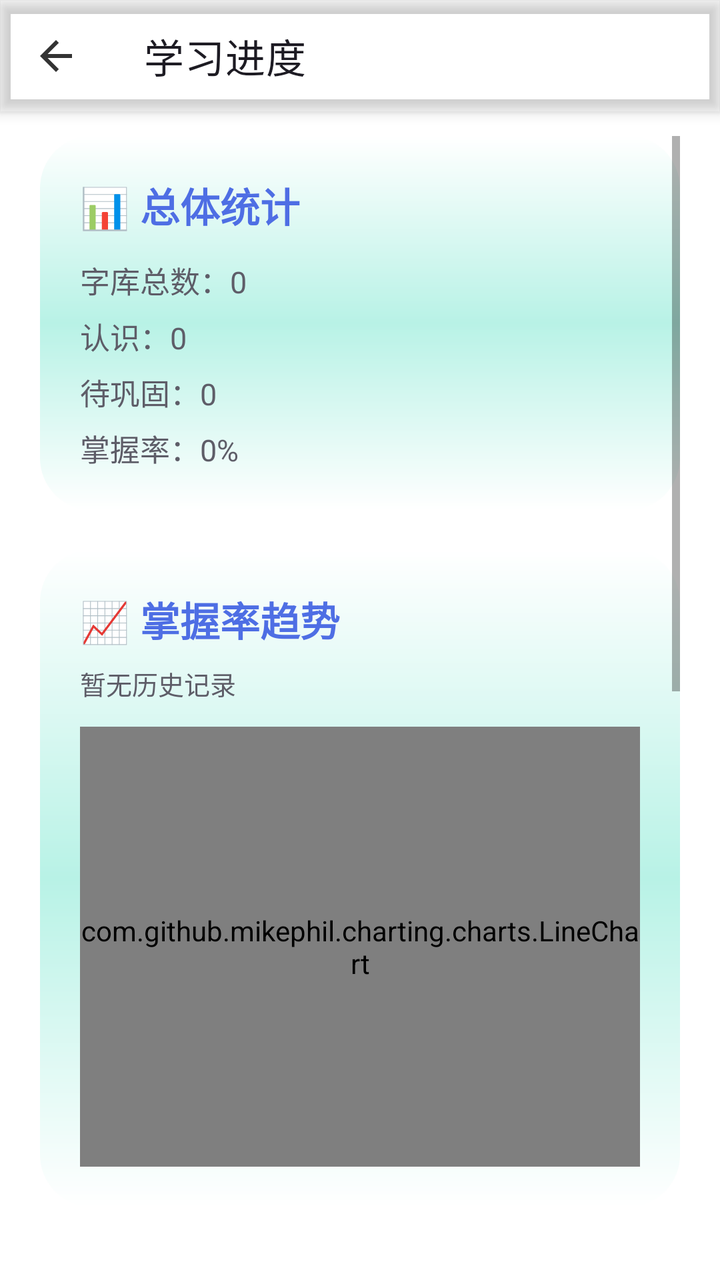
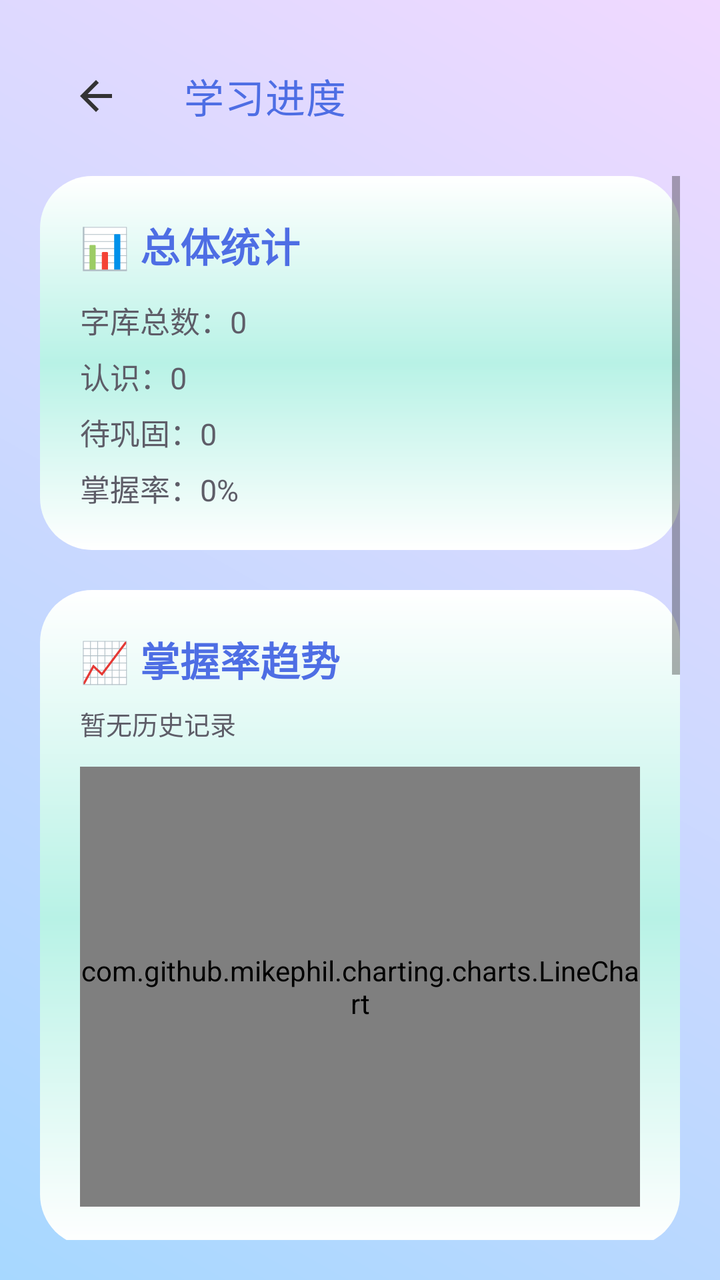

Screens rendered from an Android XML layout before and after an edit, with the pre-edit source and the edit as a unified diff.
<!-- AndroidManifest.xml: application theme Theme.StudyWord -->
<!-- res/layout/activity_progress.xml -->
<?xml version="1.0" encoding="utf-8"?>
<androidx.constraintlayout.widget.ConstraintLayout xmlns:android="http://schemas.android.com/apk/res/android"
    xmlns:app="http://schemas.android.com/apk/res-auto"
    xmlns:tools="http://schemas.android.com/tools"
    android:layout_width="match_parent"
    android:layout_height="match_parent"
    android:background="@color/white"
    tools:context=".ui.ProgressActivity">

    <com.google.android.material.appbar.MaterialToolbar
        android:id="@+id/topBar"
        android:layout_width="0dp"
        android:layout_height="wrap_content"
        android:backgroundTint="@color/white"
        android:elevation="4dp"
        app:layout_constraintEnd_toEndOf="parent"
        app:layout_constraintStart_toStartOf="parent"
        app:layout_constraintTop_toTopOf="parent"
        app:navigationContentDescription="@string/back"
        app:navigationIcon="@drawable/ic_arrow_back"
        app:title="学习进度"
        app:titleTextColor="@color/black" />

    <ScrollView
        android:id="@+id/progressScroll"
        android:layout_width="0dp"
        android:layout_height="0dp"
        android:fillViewport="true"
        android:paddingStart="20dp"
        android:paddingTop="12dp"
        android:paddingEnd="20dp"
        android:paddingBottom="20dp"
        app:layout_constraintBottom_toBottomOf="parent"
        app:layout_constraintEnd_toEndOf="parent"
        app:layout_constraintStart_toStartOf="parent"
        app:layout_constraintTop_toBottomOf="@id/topBar">

        <LinearLayout
            android:layout_width="match_parent"
            android:layout_height="wrap_content"
            android:orientation="vertical">

            <com.google.android.material.card.MaterialCardView
                android:layout_width="match_parent"
                android:layout_height="wrap_content"
                app:cardBackgroundColor="@android:color/transparent"
                app:cardCornerRadius="26dp"
                app:cardElevation="0dp">

                <LinearLayout
                    android:layout_width="match_parent"
                    android:layout_height="wrap_content"
                    android:background="@drawable/bg_card_playful"
                    android:orientation="vertical"
                    android:padding="20dp">

                    <TextView
                        android:layout_width="wrap_content"
                        android:layout_height="wrap_content"
                        android:text="📊 总体统计"
                        android:textColor="@color/deep_blue"
                        android:textSize="20sp"
                        android:textStyle="bold" />

                    <TextView
                        android:id="@+id/totalCountLabel"
                        android:layout_width="wrap_content"
                        android:layout_height="wrap_content"
                        android:layout_marginTop="12dp"
                        android:text="字库总数：0"
                        android:textColor="@color/gray_dark"
                        android:textSize="15sp" />

                    <TextView
                        android:id="@+id/knownCountLabel"
                        android:layout_width="wrap_content"
                        android:layout_height="wrap_content"
                        android:layout_marginTop="6dp"
                        android:text="认识：0"
                        android:textColor="@color/gray_dark"
                        android:textSize="15sp" />

                    <TextView
                        android:id="@+id/unknownCountLabel"
                        android:layout_width="wrap_content"
                        android:layout_height="wrap_content"
                        android:layout_marginTop="6dp"
                        android:text="待巩固：0"
                        android:textColor="@color/gray_dark"
                        android:textSize="15sp" />

                    <TextView
                        android:id="@+id/masteryRateLabel"
                        android:layout_width="wrap_content"
                        android:layout_height="wrap_content"
                        android:layout_marginTop="6dp"
                        android:text="掌握率：0%"
                        android:textColor="@color/gray_dark"
                        android:textSize="15sp" />
                </LinearLayout>
            </com.google.android.material.card.MaterialCardView>

            <com.google.android.material.card.MaterialCardView
                android:layout_width="match_parent"
                android:layout_height="wrap_content"
                android:layout_marginTop="20dp"
                app:cardBackgroundColor="@android:color/transparent"
                app:cardCornerRadius="26dp"
                app:cardElevation="0dp">

                <LinearLayout
                    android:layout_width="match_parent"
                    android:layout_height="wrap_content"
                    android:background="@drawable/bg_card_playful"
                    android:orientation="vertical"
                    android:padding="20dp">

                    <TextView
                        android:layout_width="wrap_content"
                        android:layout_height="wrap_content"
                        android:text="📈 掌握率趋势"
                        android:textColor="@color/deep_blue"
                        android:textSize="20sp"
                        android:textStyle="bold" />

                    <TextView
                        android:id="@+id/trendEmptyHint"
                        android:layout_width="wrap_content"
                        android:layout_height="wrap_content"
                        android:layout_marginTop="8dp"
                        android:text="暂无历史记录"
                        android:textColor="@color/gray_dark"
                        android:textSize="13sp" />

                    <com.github.mikephil.charting.charts.LineChart
                        android:id="@+id/progressLineChart"
                        android:layout_width="match_parent"
                        android:layout_height="220dp"
                        android:layout_marginTop="12dp" />
                </LinearLayout>
            </com.google.android.material.card.MaterialCardView>

            <com.google.android.material.card.MaterialCardView
                android:layout_width="match_parent"
                android:layout_height="wrap_content"
                android:layout_marginTop="16dp"
                app:cardBackgroundColor="@android:color/transparent"
                app:cardCornerRadius="26dp"
                app:cardElevation="0dp">

                <LinearLayout
                    android:layout_width="match_parent"
                    android:layout_height="wrap_content"
                    android:background="@drawable/bg_card_playful"
                    android:orientation="vertical"
                    android:padding="20dp">

                    <TextView
                        android:layout_width="wrap_content"
                        android:layout_height="wrap_content"
                        android:text="🧩 难度掌握分布"
                        android:textColor="@color/deep_blue"
                        android:textSize="20sp"
                        android:textStyle="bold" />

                    <TextView
                        android:id="@+id/pieEmptyHint"
                        android:layout_width="wrap_content"
                        android:layout_height="wrap_content"
                        android:layout_marginTop="8dp"
                        android:text="暂未识记任何汉字"
                        android:textColor="@color/gray_dark"
                        android:textSize="13sp" />

                    <com.github.mikephil.charting.charts.PieChart
                        android:id="@+id/difficultyPieChart"
                        android:layout_width="match_parent"
                        android:layout_height="220dp"
                        android:layout_marginTop="12dp" />
                </LinearLayout>
            </com.google.android.material.card.MaterialCardView>

            <com.google.android.material.card.MaterialCardView
                android:layout_width="match_parent"
                android:layout_height="wrap_content"
                android:layout_marginTop="20dp"
                app:cardBackgroundColor="@android:color/transparent"
                app:cardCornerRadius="26dp"
                app:cardElevation="0dp">

                <LinearLayout
                    android:layout_width="match_parent"
                    android:layout_height="wrap_content"
                    android:background="@drawable/bg_card_playful"
                    android:orientation="vertical"
                    android:padding="20dp">

                    <TextView
                        android:layout_width="wrap_content"
                        android:layout_height="wrap_content"
                        android:text="🎉 当前认识的汉字"
                        android:textColor="@color/deep_blue"
                        android:textSize="20sp"
                        android:textStyle="bold" />

                    <TextView
                        android:id="@+id/knownEmptyHint"
                        android:layout_width="wrap_content"
                        android:layout_height="wrap_content"
                        android:layout_marginTop="8dp"
                        android:text="还没有记录，快开始测一测吧"
                        android:textColor="@color/gray_dark"
                        android:textSize="13sp" />

                    <com.google.android.material.chip.ChipGroup
                        android:id="@+id/knownChipGroup"
                        android:layout_width="match_parent"
                        android:layout_height="wrap_content"
                        android:layout_marginTop="8dp"
                        app:singleLine="false"
                        app:singleSelection="false" />
                </LinearLayout>
            </com.google.android.material.card.MaterialCardView>

            <com.google.android.material.card.MaterialCardView
                android:layout_width="match_parent"
                android:layout_height="wrap_content"
                android:layout_marginTop="16dp"
                android:layout_marginBottom="24dp"
                app:cardBackgroundColor="@android:color/transparent"
                app:cardCornerRadius="26dp"
                app:cardElevation="0dp">

                <LinearLayout
                    android:layout_width="match_parent"
                    android:layout_height="wrap_content"
                    android:background="@drawable/bg_card_playful"
                    android:orientation="vertical"
                    android:padding="20dp">

                    <TextView
                        android:layout_width="wrap_content"
                        android:layout_height="wrap_content"
                        android:text="🧠 还需巩固的汉字"
                        android:textColor="@color/deep_blue"
                        android:textSize="20sp"
                        android:textStyle="bold" />

                    <TextView
                        android:id="@+id/unknownEmptyHint"
                        android:layout_width="wrap_content"
                        android:layout_height="wrap_content"
                        android:layout_marginTop="8dp"
                        android:text="暂时没有待巩固的汉字"
                        android:textColor="@color/gray_dark"
                        android:textSize="13sp" />

                    <com.google.android.material.chip.ChipGroup
                        android:id="@+id/unknownChipGroup"
                        android:layout_width="match_parent"
                        android:layout_height="wrap_content"
                        android:layout_marginTop="8dp"
                        app:singleLine="false"
                        app:singleSelection="false" />
                </LinearLayout>
            </com.google.android.material.card.MaterialCardView>
        </LinearLayout>
    </ScrollView>

</androidx.constraintlayout.widget.ConstraintLayout>
<!-- resources referenced by this layout -->
<resources>
  <color name="black">#FF1D1B23</color>
  <color name="deep_blue">#FF4E6EE4</color>
  <color name="gray_dark">#FF5E5D68</color>
  <color name="white">#FFFFFFFF</color>
  <!-- drawable bg_card_playful (drawable) -->
  <?xml version="1.0" encoding="utf-8"?>
  <shape xmlns:android="http://schemas.android.com/apk/res/android" android:shape="rectangle">
      <corners android:radius="24dp" />
      <gradient
          android:startColor="@color/white"
          android:centerColor="@color/mint"
          android:endColor="@color/white"
          android:angle="90" />
      <padding
          android:left="12dp"
          android:top="12dp"
          android:right="12dp"
          android:bottom="12dp" />
  </shape>
  <!-- drawable ic_arrow_back (drawable) -->
  <?xml version="1.0" encoding="utf-8"?>
  <vector xmlns:android="http://schemas.android.com/apk/res/android"
      android:width="24dp"
      android:height="24dp"
      android:viewportWidth="24"
      android:viewportHeight="24">
      <path
          android:fillColor="#FF333333"
          android:pathData="M20,11H7.83l5.59-5.59L12,4l-8,8 8,8 1.41-1.41L7.83,13H20v-2z" />
  </vector>
  <string name="back">返回</string>
  <style name="Theme.StudyWord" parent="Theme.MaterialComponents.DayNight.NoActionBar">
          <item name="android:statusBarColor">@android:color/transparent</item>
          <item name="android:windowLightStatusBar">true</item>
          <item name="colorPrimary">@color/deep_blue</item>
          <item name="colorPrimaryVariant">@color/sky_blue</item>
          <item name="colorSecondary">@color/tangerine</item>
          <item name="android:fontFamily">sans-serif</item>
          <item name="materialAlertDialogTheme">@style/Theme.StudyWord.Dialog</item>
          <item name="android:navigationBarColor">@color/white</item>
          <item name="android:windowBackground">@drawable/bg_main_gradient</item>
      </style>
  <color name="mint">#FFB8F2E6</color>
  <color name="sky_blue">#FFA7D8FF</color>
  <color name="tangerine">#FFFF9B62</color>
  <style name="Theme.StudyWord.Dialog" parent="ThemeOverlay.MaterialComponents.MaterialAlertDialog">
          <item name="colorPrimary">@color/deep_blue</item>
          <item name="colorSecondary">@color/tangerine</item>
      </style>
  <!-- drawable bg_main_gradient (drawable) -->
  <?xml version="1.0" encoding="utf-8"?>
  <shape xmlns:android="http://schemas.android.com/apk/res/android" android:shape="rectangle">
      <gradient
          android:startColor="@color/sky_blue"
          android:endColor="@color/lavender"
          android:angle="45" />
  </shape>
  <color name="lavender">#FFF0D9FF</color>
</resources>

<!-- the commit's change to res/layout/activity_progress.xml (unified diff, before → after) -->
@@ -4,32 +4,30 @@
     xmlns:tools="http://schemas.android.com/tools"
     android:layout_width="match_parent"
     android:layout_height="match_parent"
-    android:background="@color/white"
+    android:background="@drawable/bg_main_gradient"
+    android:padding="20dp"
     tools:context=".ui.ProgressActivity">
 
     <com.google.android.material.appbar.MaterialToolbar
         android:id="@+id/topBar"
         android:layout_width="0dp"
         android:layout_height="wrap_content"
-        android:backgroundTint="@color/white"
-        android:elevation="4dp"
+        android:backgroundTint="@android:color/transparent"
+        android:elevation="0dp"
         app:layout_constraintEnd_toEndOf="parent"
         app:layout_constraintStart_toStartOf="parent"
         app:layout_constraintTop_toTopOf="parent"
         app:navigationContentDescription="@string/back"
         app:navigationIcon="@drawable/ic_arrow_back"
         app:title="学习进度"
-        app:titleTextColor="@color/black" />
+        app:titleTextColor="@color/deep_blue" />
 
     <ScrollView
         android:id="@+id/progressScroll"
         android:layout_width="0dp"
         android:layout_height="0dp"
         android:fillViewport="true"
-        android:paddingStart="20dp"
         android:paddingTop="12dp"
-        android:paddingEnd="20dp"
-        android:paddingBottom="20dp"
         app:layout_constraintBottom_toBottomOf="parent"
         app:layout_constraintEnd_toEndOf="parent"
         app:layout_constraintStart_toStartOf="parent"
<!-- resource entries referenced after the edit -->
@@ -1,9 +1,7 @@
 <!-- resources referenced by this layout -->
 <resources>
-  <color name="black">#FF1D1B23</color>
   <color name="deep_blue">#FF4E6EE4</color>
   <color name="gray_dark">#FF5E5D68</color>
-  <color name="white">#FFFFFFFF</color>
   <!-- drawable bg_card_playful (drawable) -->
   <?xml version="1.0" encoding="utf-8"?>
   <shape xmlns:android="http://schemas.android.com/apk/res/android" android:shape="rectangle">
@@ -18,6 +16,14 @@
           android:top="12dp"
           android:right="12dp"
           android:bottom="12dp" />
+  </shape>
+  <!-- drawable bg_main_gradient (drawable) -->
+  <?xml version="1.0" encoding="utf-8"?>
+  <shape xmlns:android="http://schemas.android.com/apk/res/android" android:shape="rectangle">
+      <gradient
+          android:startColor="@color/sky_blue"
+          android:endColor="@color/lavender"
+          android:angle="45" />
   </shape>
   <!-- drawable ic_arrow_back (drawable) -->
   <?xml version="1.0" encoding="utf-8"?>
@@ -42,21 +48,14 @@
           <item name="android:navigationBarColor">@color/white</item>
           <item name="android:windowBackground">@drawable/bg_main_gradient</item>
       </style>
+  <color name="white">#FFFFFFFF</color>
   <color name="mint">#FFB8F2E6</color>
   <color name="sky_blue">#FFA7D8FF</color>
+  <color name="lavender">#FFF0D9FF</color>
   <color name="tangerine">#FFFF9B62</color>
   <style name="Theme.StudyWord.Dialog" parent="ThemeOverlay.MaterialComponents.MaterialAlertDialog">
           <item name="colorPrimary">@color/deep_blue</item>
           <item name="colorSecondary">@color/tangerine</item>
       </style>
-  <!-- drawable bg_main_gradient (drawable) -->
-  <?xml version="1.0" encoding="utf-8"?>
-  <shape xmlns:android="http://schemas.android.com/apk/res/android" android:shape="rectangle">
-      <gradient
-          android:startColor="@color/sky_blue"
-          android:endColor="@color/lavender"
-          android:angle="45" />
-  </shape>
-  <color name="lavender">#FFF0D9FF</color>
 </resources>
 
